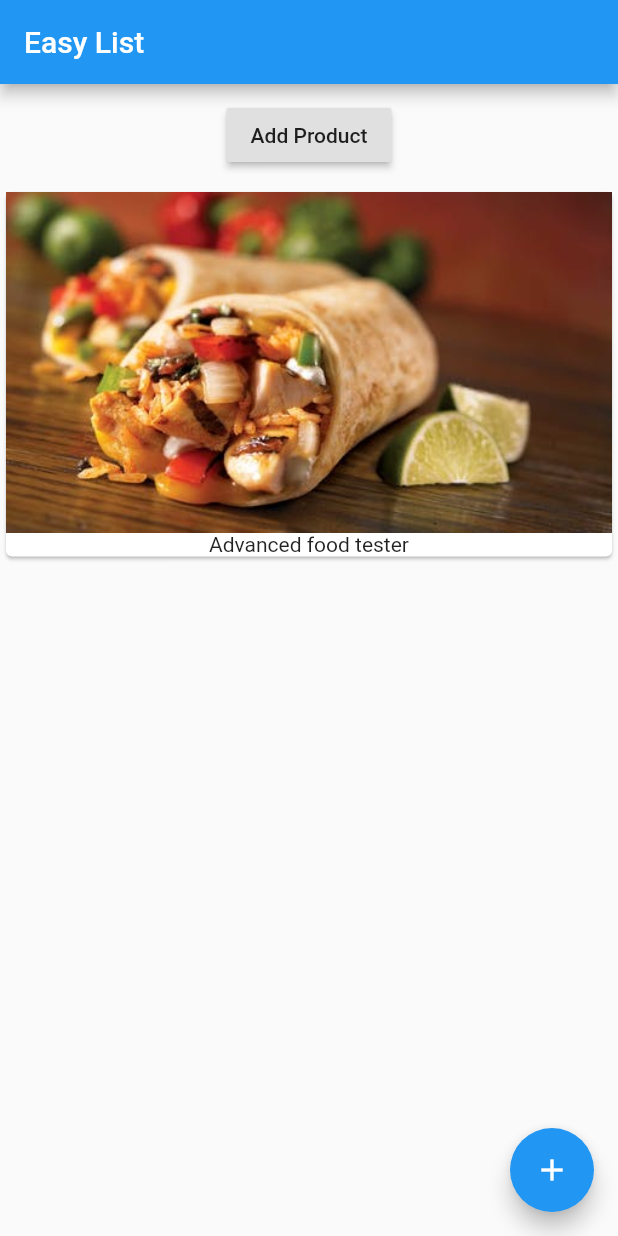
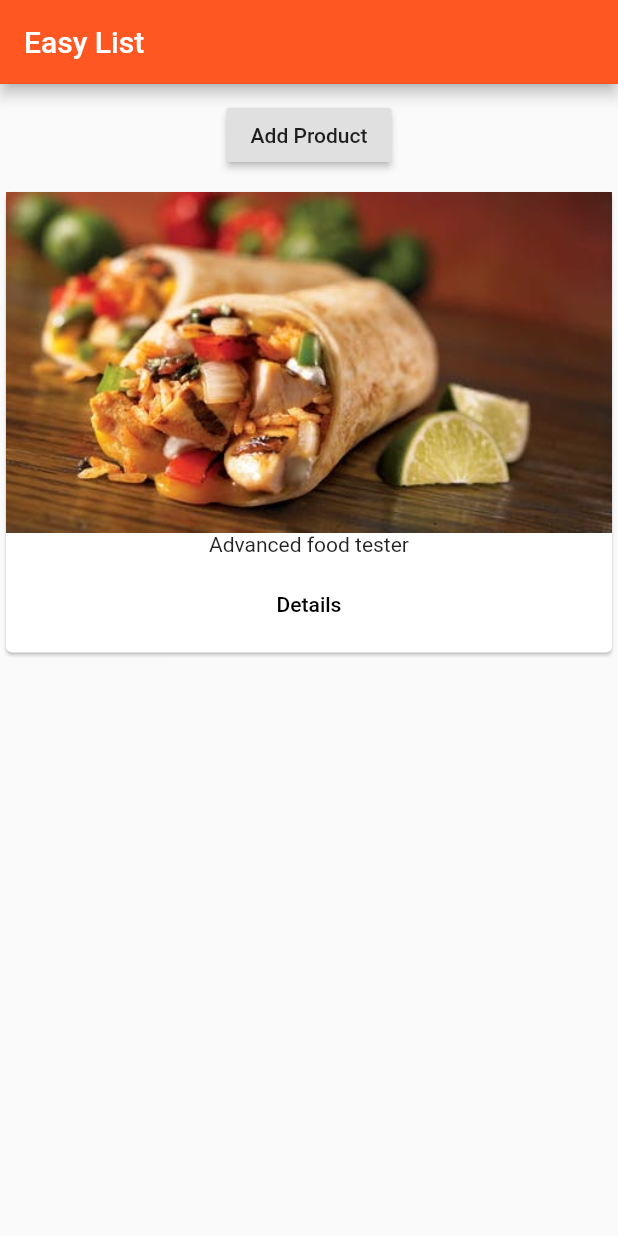
Before and after one commit to rubayetevan/flutter_practice, a Flutter app: the screen it shows after launch, after a tap on "Add Product", on a phone screen of 412 x 824 dp. Run offline on Flutter 3.47's test engine with Material 2 defaults, Android fonts, the phone set to English and light mode, and no system bars.

Commit message:
second page added

```diff
--- a/lib/main.dart
+++ b/lib/main.dart
@@ -1,5 +1,5 @@
 import 'package:flutter/material.dart';
-import 'product_manager.dart';
+import './pages/home.dart';
 
 void main() {
   runApp(MyApp());
@@ -9,20 +9,13 @@ class MyApp extends StatelessWidget {
   @override
   Widget build(BuildContext context) {
     return MaterialApp(
-        debugShowCheckedModeBanner: true,
-        title: 'Hello',
-        home: Scaffold(
-            appBar: AppBar(
-              title: Text('Easy List'),
-            ),
-            floatingActionButton: FloatingActionButton(
-              child: Icon(Icons.add),
-              onPressed: () {
-
-              },
-            ),
-            body: ProductManager(),
-            )
-            );
+      theme: ThemeData(
+        primarySwatch: Colors.deepOrange,
+        accentColor: Colors.orangeAccent,
+      ),
+      debugShowCheckedModeBanner: true,
+      title: 'Hello',
+      home: Homepage(),
+    );
   }
 }
--- /dev/null
+++ b/lib/pages/home.dart
@@ -0,0 +1,15 @@
+import 'package:flutter/material.dart';
+import 'package:flutter_app_practice/product_manager.dart';
+
+class Homepage extends StatelessWidget {
+  @override
+  Widget build(BuildContext context) {
+    // TODO: implement build
+    return Scaffold(
+      appBar: AppBar(
+        title: Text('Easy List'),
+      ),
+      body: ProductManager(),
+    );
+  }
+}
--- a/lib/products.dart
+++ b/lib/products.dart
@@ -1,7 +1,9 @@
 import 'package:flutter/material.dart';
+import './pages/product.dart';
 
 class Products extends StatelessWidget {
   final List<String> products;
+
   Products(this.products);
 
   Widget _buidProduct(BuildContext context, int index) {
@@ -12,6 +14,17 @@ class Products extends StatelessWidget {
           children: <Widget>[
             Image.asset('assets/food.jpeg'),
             Text(products[index]),
+            ButtonBar(
+              alignment: MainAxisAlignment.center,
+              children: <Widget>[
+                FlatButton(
+                  onPressed: (){
+                    Navigator.push(context, MaterialPageRoute(builder: (BuildContext context)=>ProductPage(),),);
+                  },
+                  child: Text('Details'),
+                )
+              ],
+            ),
           ],
         ),
       );
```
Also changed, not shown: lib/pages/product.dart (added, +34 -0 lines), lib/product_manager.dart (+5 -5 lines), pubspec.lock.
